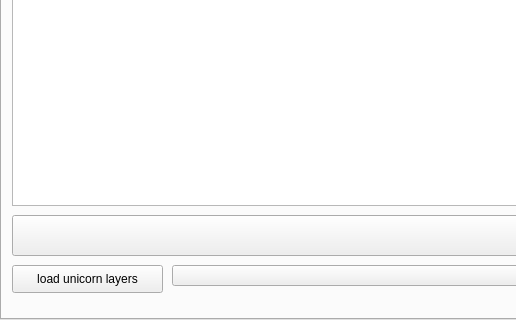
This is dialogs/ui/sparql_unicorn_dialog_base.ui in sparqlunicorn/sparqlunicornGoesGIS as Qt 5 draws it before an edit; both pictures show x 0 to 516 and y 381 to 701 of the 1181 by 701 pixel window. The edited form follows.
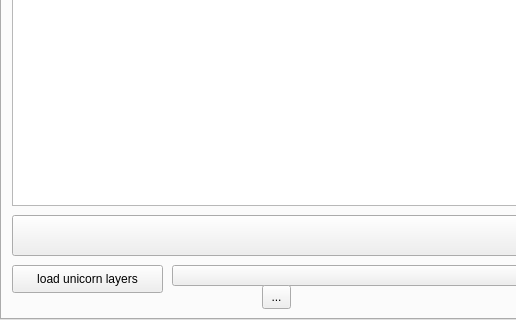
This is the edited form.

Patch:
```diff
--- a/dialogs/ui/sparql_unicorn_dialog_base.ui
+++ b/dialogs/ui/sparql_unicorn_dialog_base.ui
@@ -604,6 +604,19 @@
       <string>Export Loaded Layer as DOT</string>
      </property>
     </widget>
+    <widget class="QToolButton" name="oauthTestButton">
+     <property name="geometry">
+      <rect>
+       <x>260</x>
+       <y>640</y>
+       <width>29</width>
+       <height>24</height>
+      </rect>
+     </property>
+     <property name="text">
+      <string>...</string>
+     </property>
+    </widget>
    </widget>
    <widget class="QWidget" name="tab_2">
     <attribute name="title">
```
